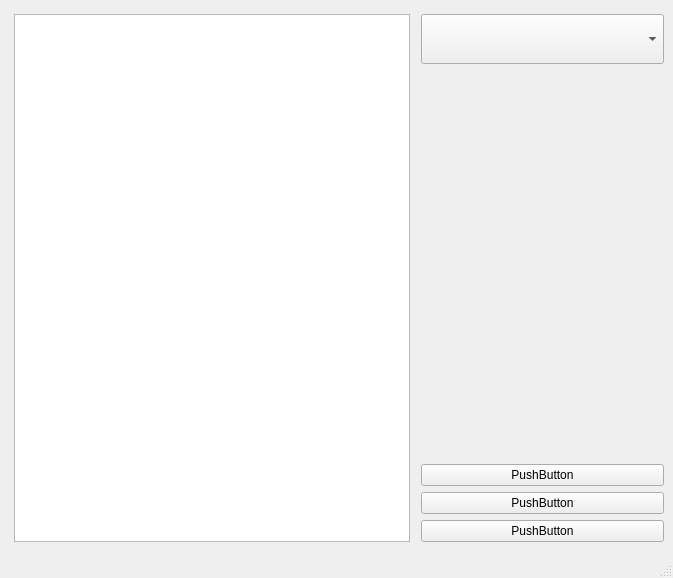
Zumiha/netology_cpp_homework, file 09_qtcpp-homework/diplom/mainwindow.ui: the form before one commit.
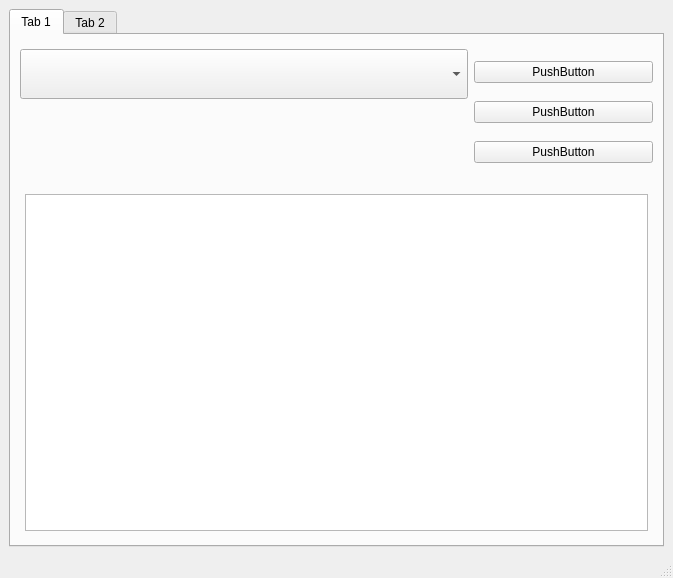
The form after the commit.

Commit message: changed libs to static, added tabs in mainwindow

What changed in the file:
```diff
--- a/09_qtcpp-homework/diplom/mainwindow.ui
+++ b/09_qtcpp-homework/diplom/mainwindow.ui
@@ -14,8 +14,15 @@
    <string>MainWindow</string>
   </property>
   <widget class="QWidget" name="centralwidget">
-   <layout class="QGridLayout" name="gridLayout_4" rowstretch="7,5" columnstretch="5,3">
-    <item row="0" column="1">
+   <layout class="QGridLayout" name="gridLayout_4" rowstretch="0" columnstretch="0">
+    <item row="0" column="0">
+     <widget class="QTabWidget" name="tabWidget">
+      <widget class="QWidget" name="tab">
+       <attribute name="title">
+        <string>Tab 1</string>
+       </attribute>
+       <layout class="QGridLayout" name="gridLayout_5" rowstretch="2,5" columnstretch="5,2">
+        <item row="0" column="0">
      <layout class="QGridLayout" name="gridLayout_2">
       <property name="topMargin">
        <number>5</number>
@@ -51,7 +58,7 @@
       </item>
      </layout>
     </item>
-    <item row="1" column="1">
+        <item row="0" column="1">
      <layout class="QGridLayout" name="gridLayout_3">
       <property name="topMargin">
        <number>5</number>
@@ -82,7 +89,7 @@
       </item>
      </layout>
     </item>
-    <item row="0" column="0" rowspan="2">
+        <item row="1" column="0" colspan="2">
      <layout class="QGridLayout" name="gridLayout">
       <property name="sizeConstraint">
        <enum>QLayout::SetNoConstraint</enum>
@@ -103,6 +110,15 @@
        <widget class="QTableView" name="tableView"/>
       </item>
      </layout>
+        </item>
+       </layout>
+      </widget>
+      <widget class="QWidget" name="tab_2">
+       <attribute name="title">
+        <string>Tab 2</string>
+       </attribute>
+      </widget>
+     </widget>
     </item>
    </layout>
   </widget>
```
Lines whose indentation alone changed are shown as unchanged. The commit also changes 2 other files.
